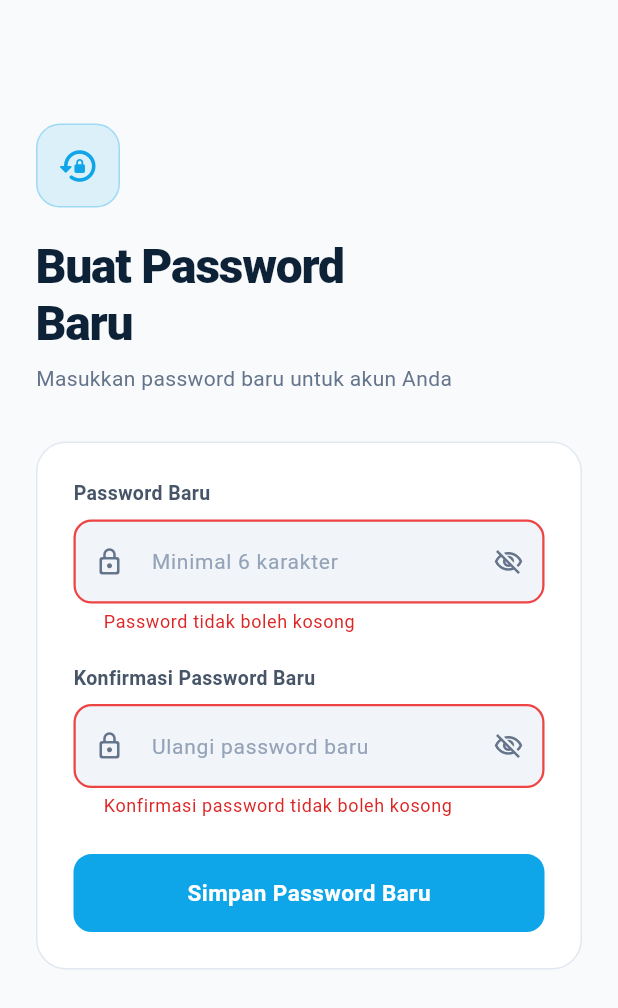
After one commit to vyerru/021_M.-Javier-R.-Abhista_B3_UTS, a Flutter app: the NewPasswordScreen screen opened directly, after a tap on "Simpan Password Baru", on a phone screen of 412 x 824 dp. The commit adds this screen. Shown: the top 1008 px of the screen. Run offline on Flutter 3.47's test engine with Material 3 defaults, Android fonts, the phone set to English and light mode, and no system bars; our stand-ins replace file_picker, flutter_dotenv, image_picker, supabase_flutter; accounts and stored records are empty; Roboto replaces fonts that are missing (SF Pro Display).

Commit message:
chekcpoint terakhit untuk fitur SMTP reset password dan update password

```diff
--- a/lib/data/repositories/auth_repository_impl.dart
+++ b/lib/data/repositories/auth_repository_impl.dart
@@ -60,4 +60,9 @@ class AuthRepositoryImpl implements AuthRepository {
   Future<void> resetPassword(String email) async {
     await _dataSource.resetPassword(email);
   }
+
+  @override
+  Future<void> updatePassword(String newPassword) async {
+    await _dataSource.updatePassword(newPassword);
+  }
 }
--- a/lib/domain/repositories/auth_repository.dart
+++ b/lib/domain/repositories/auth_repository.dart
@@ -17,4 +17,5 @@ abstract class AuthRepository {
     String? avatarUrl,
   });
   Future<void> resetPassword(String email);
+  Future<void> updatePassword(String newPassword);
 }
--- a/lib/domain/usecases/auth/auth_usecases.dart
+++ b/lib/domain/usecases/auth/auth_usecases.dart
@@ -4,3 +4,4 @@ export 'logout_usecase.dart';
 export 'get_current_user_usecase.dart';
 export 'update_profile_usecase.dart';
 export 'reset_password_usecase.dart';
+export 'update_password_usecase.dart';
--- /dev/null
+++ b/lib/domain/usecases/auth/update_password_usecase.dart
@@ -0,0 +1,11 @@
+import '../../repositories/auth_repository.dart';
+
+class UpdatePasswordUseCase {
+  final AuthRepository _repository;
+
+  UpdatePasswordUseCase(this._repository);
+
+  Future<void> call(String newPassword) {
+    return _repository.updatePassword(newPassword);
+  }
+}
--- a/lib/main.dart
+++ b/lib/main.dart
@@ -71,6 +71,7 @@ class _ETicketingAppState extends State<ETicketingApp> {
       getCurrentUserUseCase: GetCurrentUserUseCase(authRepo),
       updateProfileUseCase: UpdateProfileUseCase(authRepo),
       resetPasswordUseCase: ResetPasswordUseCase(authRepo),
+      updatePasswordUseCase: UpdatePasswordUseCase(authRepo),
     );
 
     _ticketProvider = TicketProvider(
--- /dev/null
+++ b/lib/presentation/auth/new_password_screen.dart
@@ -0,0 +1,239 @@
+import 'package:flutter/material.dart';
+import 'package:provider/provider.dart';
+import '../../core/theme/app_theme.dart';
+import '../providers/auth_provider.dart';
+import '../dashboard/dashboard_screen.dart';
+import '../../main.dart';
+
+class NewPasswordScreen extends StatefulWidget {
+  const NewPasswordScreen({super.key});
+
+  @override
+  State<NewPasswordScreen> createState() => _NewPasswordScreenState();
+}
+
+class _NewPasswordScreenState extends State<NewPasswordScreen> {
+  final _formKey = GlobalKey<FormState>();
+  final _passwordController = TextEditingController();
+  final _confirmController = TextEditingController();
+
+  bool _isLoading = false;
+  bool _obscurePass = true;
+  bool _obscureConfirm = true;
+
+  @override
+  void dispose() {
+    _passwordController.dispose();
+    _confirmController.dispose();
+    super.dispose();
+  }
+
+  Future<void> _handleUpdate() async {
+    if (!_formKey.currentState!.validate()) return;
+
+    setState(() => _isLoading = true);
+
+    final auth = context.read<AuthProvider>();
+    final success = await auth.updatePassword(_passwordController.text);
+
+    if (!mounted) return;
+    setState(() => _isLoading = false);
+
+    if (success) {
+      ScaffoldMessenger.of(context)
+        ..hideCurrentSnackBar()
+        ..showSnackBar(
+          SnackBar(
+            content: const Row(
+              children: [
+                Icon(Icons.check_circle_outline_rounded,
+                    color: Color(0xFF86EFAC), size: 18),
+                SizedBox(width: 10),
+                Expanded(child: Text('Password berhasil diubah')),
+              ],
+            ),
+            backgroundColor: const Color(0xFF14532D),
+            duration: const Duration(seconds: 3),
+          ),
+        );
+      if (!mounted) return;
+      final themeProvider = ThemeToggleProvider.of(context);
+      Navigator.of(context).pushAndRemoveUntil(
+        PageRouteBuilder(
+          pageBuilder: (_, animation, __) => DashboardScreen(
+            onThemeToggle: themeProvider?.toggleTheme ?? () {},
+            isDarkMode: themeProvider?.isDarkMode ?? false,
+          ),
+          transitionsBuilder: (_, animation, __, child) {
+            return FadeTransition(opacity: animation, child: child);
+          },
+          transitionDuration: const Duration(milliseconds: 350),
+        ),
+        (route) => false,
+      );
+    } else {
+      ScaffoldMessenger.of(context)
+        ..hideCurrentSnackBar()
+        ..showSnackBar(
+          SnackBar(
+            content: Row(
+              children: [
+                const Icon(Icons.error_outline_rounded,
+                    color: Color(0xFFFCA5A5), size: 18),
+                SizedBox(width: 10),
+                Expanded(child: Text(auth.error ?? 'Gagal mengubah password')),
+              ],
+            ),
+            backgroundColor: const Color(0xFF7F1D1D),
+            duration: const Duration(seconds: 4),
+          ),
+        );
+    }
+  }
+
+  @override
+  Widget build(BuildContext context) {
+    final theme = Theme.of(context);
+    final isDark = theme.brightness == Brightness.dark;
+    final size = MediaQuery.sizeOf(context);
+
+    return Scaffold(
+      body: SafeArea(
+        child: SingleChildScrollView(
+          physics: const ClampingScrollPhysics(),
+          child: ConstrainedBox(
+            constraints: BoxConstraints(
+              minHeight: size.height -
+                  MediaQuery.of(context).padding.top -
+                  MediaQuery.of(context).padding.bottom,
+            ),
+            child: Padding(
+              padding: const EdgeInsets.symmetric(horizontal: 24),
+              child: FadeTransition(
+                opacity: AlwaysStoppedAnimation(1),
+                child: SlideTransition(
+                  position: AlwaysStoppedAnimation(Offset.zero),
+                  child: Column(
+                    crossAxisAlignment: CrossAxisAlignment.start,
+                    children: [
+                      SizedBox(height: size.height * 0.1),
+                      Container(
+                        width: 56, height: 56,
+                        decoration: BoxDecoration(
+                          color: AppTheme.accentCyan.withValues(alpha: 0.12),
+                          borderRadius: BorderRadius.circular(16),
+                          border: Border.all(
+                              color: AppTheme.accentCyan.withValues(alpha: 0.3), width: 1),
+                        ),
+                        child: const Icon(Icons.lock_reset_rounded,
+                            color: AppTheme.accentCyan, size: 28),
+                      ),
+                      const SizedBox(height: 20),
+                      Text(
+                        'Buat Password\nBaru',
+                        style: TextStyle(
+                          fontSize: 32, fontWeight: FontWeight.w800,
+                          color: isDark ? const Color(0xFFE2E8F0) : AppTheme.primaryNavy,
+                          height: 1.2, letterSpacing: -0.8,
+                        ),
+                      ),
+                      const SizedBox(height: 8),
+                      Text(
+                        'Masukkan password baru untuk akun Anda',
+                        style: TextStyle(
+                          fontSize: 14,
+                          color: isDark ? const Color(0xFF64748B) : const Color(0xFF64748B),
+                          height: 1.4,
+                        ),
+                      ),
+                      const SizedBox(height: 32),
+                      Container(
+                        padding: const EdgeInsets.all(24),
+                        decoration: BoxDecoration(
+                          color: isDark ? AppTheme.cardDark : AppTheme.cardLight,
+                          borderRadius: BorderRadius.circular(20),
+                          border: Border.all(
+                            color: isDark ? AppTheme.dividerDark : AppTheme.dividerLight,
+                            width: 1,
+                          ),
+                        ),
+                        child: Form(
+                          key: _formKey,
+                          child: Column(
+                            crossAxisAlignment: CrossAxisAlignment.start,
+                            children: [
+                              Text('Password Baru',
+                                  style: TextStyle(fontSize: 13, fontWeight: FontWeight.w600,
+                                      color: isDark ? const Color(0xFF94A3B8) : const Color(0xFF475569))),
+                              const SizedBox(height: 8),
+                              TextFormField(
+                                controller: _passwordController,
+                                obscureText: _obscurePass,
+                                textInputAction: TextInputAction.next,
+                                enabled: !_isLoading,
+                                decoration: InputDecoration(
+                                  hintText: 'Minimal 6 karakter',
+                                  prefixIcon: const Icon(Icons.lock_outline_rounded, size: 20),
+                                  suffixIcon: IconButton(
+                                    onPressed: () => setState(() => _obscurePass = !_obscurePass),
+                                    icon: Icon(_obscurePass ? Icons.visibility_off_outlined : Icons.visibility_outlined, size: 20),
+                                  ),
+                                ),
+                                validator: (val) {
+                                  if (val == null || val.isEmpty) return 'Password tidak boleh kosong';
+                                  if (val.length < 6) return 'Password minimal 6 karakter';
+                                  return null;
+                                },
+                              ),
+                              const SizedBox(height: 20),
+                              Text('Konfirmasi Password Baru',
+                                  style: TextStyle(fontSize: 13, fontWeight: FontWeight.w600,
+                                      color: isDark ? const Color(0xFF94A3B8) : const Color(0xFF475569))),
+                              const SizedBox(height: 8),
+                              TextFormField(
+                                controller: _confirmController,
+                                obscureText: _obscureConfirm,
+                                textInputAction: TextInputAction.done,
+                                enabled: !_isLoading,
+                                onFieldSubmitted: (_) => _handleUpdate(),
+                                decoration: InputDecoration(
+                                  hintText: 'Ulangi password baru',
+                                  prefixIcon: const Icon(Icons.lock_outline_rounded, size: 20),
+                                  suffixIcon: IconButton(
+                                    onPressed: () => setState(() => _obscureConfirm = !_obscureConfirm),
+                                    icon: Icon(_obscureConfirm ? Icons.visibility_off_outlined : Icons.visibility_outlined, size: 20),
+                                  ),
+                                ),
+                                validator: (val) {
+                                  if (val == null || val.isEmpty) return 'Konfirmasi password tidak boleh kosong';
+                                  if (val != _passwordController.text) return 'Password tidak cocok';
+                                  return null;
+                                },
+                              ),
+                              const SizedBox(height: 24),
+                              SizedBox(
+                                width: double.infinity,
+                                child: ElevatedButton(
+                                  onPressed: _isLoading ? null : _handleUpdate,
+                                  child: _isLoading
+                                      ? const SizedBox(width: 22, height: 22,
+                                          child: CircularProgressIndicator(strokeWidth: 2.5, color: Colors.white))
+                                      : const Text('Simpan Password Baru'),
+                                ),
+                              ),
+                            ],
+                          ),
+                        ),
+                      ),
+                      const SizedBox(height: 32),
+                    ],
+                  ),
+                ),
+              ),
+            ),
+          ),
+        ),
+      ),
+    );
+  }
+}
```
Also changed, not shown: lib/data/datasources/supabase_auth_data_source.dart (+12 -0 lines), lib/presentation/providers/auth_provider.dart (+22 -1 lines), lib/presentation/splash/splash_screen.dart (+15 -0 lines), lib/presentation/tickets/ticket_detail_screen.dart (+97 -0 lines), 1 other file.
